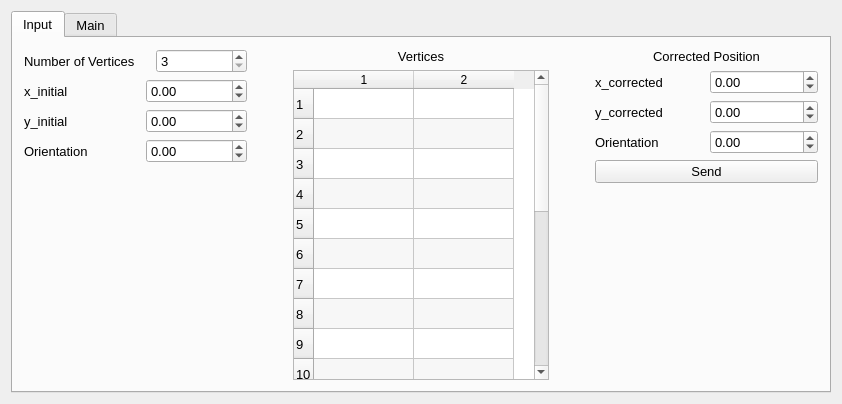
This is QtClients/MovementDebugger/mainwindow.ui in madhavpatel6/EmbeddedSystemDesign_Team02 as Qt 5 draws it before an edit. The edited form follows.
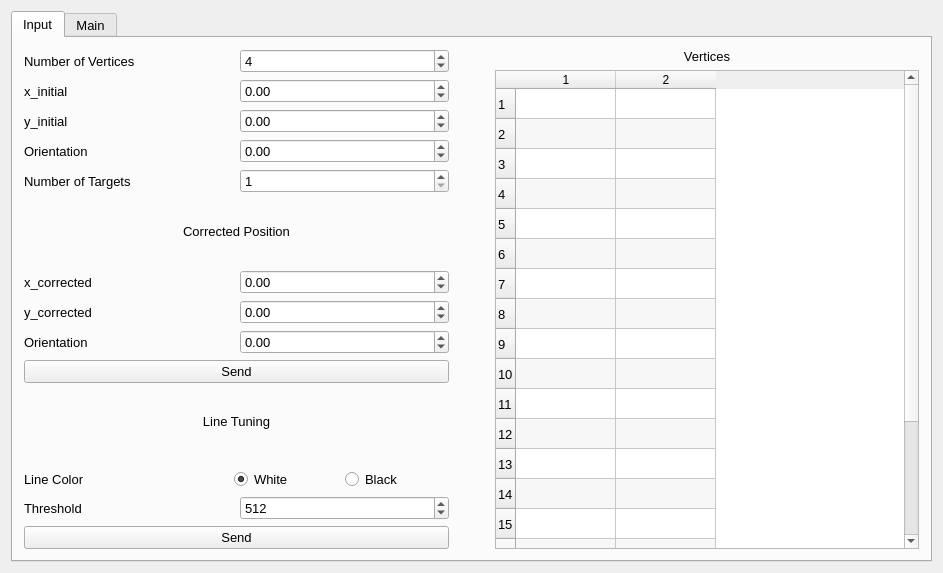
This is the edited form. The open tabs and pages were chosen to show the change.

Commit message: Added functionality to tune line sensor

The edit to the form file:
```diff
--- a/QtClients/MovementDebugger/mainwindow.ui
+++ b/QtClients/MovementDebugger/mainwindow.ui
@@ -6,8 +6,8 @@
    <rect>
     <x>0</x>
     <y>0</y>
-    <width>842</width>
-    <height>404</height>
+    <width>943</width>
+    <height>573</height>
    </rect>
   </property>
   <property name="sizePolicy">
@@ -46,7 +46,7 @@
        </attribute>
        <layout class="QHBoxLayout" name="horizontalLayout_16">
         <item>
-         <layout class="QHBoxLayout" name="horizontalLayout_14" stretch="1,0,0,0,1">
+         <layout class="QHBoxLayout" name="horizontalLayout_14" stretch="1,0,1">
           <property name="leftMargin">
            <number>0</number>
           </property>
@@ -59,14 +59,9 @@
              <number>0</number>
             </property>
             <item>
-             <layout class="QHBoxLayout" name="horizontalLayout_8" stretch="0,0,0">
+             <layout class="QHBoxLayout" name="horizontalLayout_8" stretch="0,0">
               <item>
                <widget class="QLabel" name="lbl_numVertices">
-                <property name="font">
-                 <font>
-                  <pointsize>10</pointsize>
-                 </font>
-                </property>
                 <property name="frameShape">
                  <enum>QFrame::NoFrame</enum>
                 </property>
@@ -78,22 +73,6 @@
                 </property>
                </widget>
               </item>
-              <item>
-               <spacer name="horizontalSpacer_11">
-                <property name="orientation">
-                 <enum>Qt::Horizontal</enum>
-                </property>
-                <property name="sizeType">
-                 <enum>QSizePolicy::Fixed</enum>
-                </property>
-                <property name="sizeHint" stdset="0">
-                 <size>
-                  <width>15</width>
-                  <height>20</height>
-                 </size>
-                </property>
-               </spacer>
-              </item>
               <item>
                <widget class="QSpinBox" name="sb_numVertices">
                 <property name="minimum">
@@ -102,6 +81,9 @@
                 <property name="maximum">
                  <number>20</number>
                 </property>
+                <property name="value">
+                 <number>4</number>
+                </property>
                </widget>
               </item>
              </layout>
@@ -110,11 +92,6 @@
              <layout class="QHBoxLayout" name="horizontalLayout_10">
               <item>
                <widget class="QLabel" name="lbl_x_initial">
-                <property name="font">
-                 <font>
-                  <pointsize>10</pointsize>
-                 </font>
-                </property>
                 <property name="frameShape">
                  <enum>QFrame::NoFrame</enum>
                 </property>
@@ -126,22 +103,6 @@
                 </property>
                </widget>
               </item>
-              <item>
-               <spacer name="horizontalSpacer_13">
-                <property name="orientation">
-                 <enum>Qt::Horizontal</enum>
-                </property>
-                <property name="sizeType">
-                 <enum>QSizePolicy::Fixed</enum>
-                </property>
-                <property name="sizeHint" stdset="0">
-                 <size>
-                  <width>15</width>
-                  <height>20</height>
-                 </size>
-                </property>
-               </spacer>
-              </item>
               <item>
                <widget class="QDoubleSpinBox" name="sb_x_initial">
                 <property name="minimum">
@@ -158,11 +119,6 @@
              <layout class="QHBoxLayout" name="horizontalLayout_11">
               <item>
                <widget class="QLabel" name="lbl_y_initial">
-                <property name="font">
-                 <font>
-                  <pointsize>10</pointsize>
-                 </font>
-                </property>
                 <property name="frameShape">
                  <enum>QFrame::NoFrame</enum>
                 </property>
@@ -174,22 +130,6 @@
                 </property>
                </widget>
               </item>
-              <item>
-               <spacer name="horizontalSpacer_12">
-                <property name="orientation">
-                 <enum>Qt::Horizontal</enum>
-                </property>
-                <property name="sizeType">
-                 <enum>QSizePolicy::Fixed</enum>
-                </property>
-                <property name="sizeHint" stdset="0">
-                 <size>
-                  <width>15</width>
-                  <height>20</height>
-                 </size>
-                </property>
-               </spacer>
-              </item>
               <item>
                <widget class="QDoubleSpinBox" name="sb_y_initial">
                 <property name="minimum">
@@ -206,11 +146,6 @@
              <layout class="QHBoxLayout" name="horizontalLayout_12">
               <item>
                <widget class="QLabel" name="lbl_orientation_initial">
-                <property name="font">
-                 <font>
-                  <pointsize>10</pointsize>
-                 </font>
-                </property>
                 <property name="frameShape">
                  <enum>QFrame::NoFrame</enum>
                 </property>
@@ -222,22 +157,6 @@
                 </property>
                </widget>
               </item>
-              <item>
-               <spacer name="horizontalSpacer_14">
-                <property name="orientation">
-                 <enum>Qt::Horizontal</enum>
-                </property>
-                <property name="sizeType">
-                 <enum>QSizePolicy::Fixed</enum>
-                </property>
-                <property name="sizeHint" stdset="0">
-                 <size>
-                  <width>15</width>
-                  <height>0</height>
-                 </size>
-                </property>
-               </spacer>
-              </item>
               <item>
                <widget class="QDoubleSpinBox" name="sb_orientation_initial">
                 <property name="minimum">
@@ -251,17 +170,189 @@
              </layout>
             </item>
             <item>
-             <spacer name="verticalSpacer_6">
-              <property name="orientation">
-               <enum>Qt::Vertical</enum>
+             <layout class="QHBoxLayout" name="horizontalLayout_17">
+              <property name="topMargin">
+               <number>0</number>
               </property>
-              <property name="sizeHint" stdset="0">
-               <size>
-                <width>20</width>
-                <height>40</height>
-               </size>
+              <item>
+               <widget class="QLabel" name="lbl_numTargets">
+                <property name="text">
+                 <string>Number of Targets</string>
+                </property>
+               </widget>
+              </item>
+              <item>
+               <widget class="QSpinBox" name="sb_numTargets">
+                <property name="minimum">
+                 <number>1</number>
+                </property>
+                <property name="maximum">
+                 <number>20</number>
+                </property>
+               </widget>
+              </item>
+             </layout>
+            </item>
+            <item>
+             <widget class="QLabel" name="lbl_corrected_position">
+              <property name="text">
+               <string>Corrected Position</string>
               </property>
-             </spacer>
+              <property name="alignment">
+               <set>Qt::AlignCenter</set>
+              </property>
+             </widget>
+            </item>
+            <item>
+             <layout class="QHBoxLayout" name="horizontalLayout_9">
+              <item>
+               <widget class="QLabel" name="lbl_x_corrected">
+                <property name="text">
+                 <string>x_corrected</string>
+                </property>
+               </widget>
+              </item>
+              <item>
+               <widget class="QDoubleSpinBox" name="sb_x_corrected">
+                <property name="minimum">
+                 <double>-200.000000000000000</double>
+                </property>
+                <property name="maximum">
+                 <double>200.000000000000000</double>
+                </property>
+               </widget>
+              </item>
+             </layout>
+            </item>
+            <item>
+             <layout class="QHBoxLayout" name="horizontalLayout_13">
+              <item>
+               <widget class="QLabel" name="lbl_y_corrected">
+                <property name="text">
+                 <string>y_corrected</string>
+                </property>
+               </widget>
+              </item>
+              <item>
+               <widget class="QDoubleSpinBox" name="sb_y_corrected">
+                <property name="minimum">
+                 <double>-200.000000000000000</double>
+                </property>
+                <property name="maximum">
+                 <double>200.000000000000000</double>
+                </property>
+               </widget>
+              </item>
+             </layout>
+            </item>
+            <item>
+             <layout class="QHBoxLayout" name="horizontalLayout_15">
+              <item>
+               <widget class="QLabel" name="lbl_orientation_corrected">
+                <property name="text">
+                 <string>Orientation</string>
+                </property>
+               </widget>
+              </item>
+              <item>
+               <widget class="QDoubleSpinBox" name="sb_orientation_corrected">
+                <property name="minimum">
+                 <double>-359.990000000000009</double>
+                </property>
+                <property name="maximum">
+                 <double>359.990000000000009</double>
+                </property>
+               </widget>
+              </item>
+             </layout>
+            </item>
+            <item>
+             <widget class="QPushButton" name="pb_send">
+              <property name="text">
+               <string>Send</string>
+              </property>
+             </widget>
+            </item>
+            <item>
+             <widget class="QLabel" name="lbl_lineTuning">
+              <property name="text">
+               <string>Line Tuning</string>
+              </property>
+              <property name="alignment">
+               <set>Qt::AlignCenter</set>
+              </property>
+             </widget>
+            </item>
+            <item>
+             <layout class="QHBoxLayout" name="horizontalLayout_19">
+              <property name="topMargin">
+               <number>10</number>
+              </property>
+              <item>
+               <widget class="QLabel" name="lbl_lineColor">
+                <property name="sizePolicy">
+                 <sizepolicy hsizetype="Minimum" vsizetype="Preferred">
+                  <horstretch>0</horstretch>
+                  <verstretch>0</verstretch>
+                 </sizepolicy>
+                </property>
+                <property name="minimumSize">
+                 <size>
+                  <width>204</width>
+                  <height>0</height>
+                 </size>
+                </property>
+                <property name="text">
+                 <string>Line Color</string>
+                </property>
+               </widget>
+              </item>
+              <item>
+               <widget class="QRadioButton" name="rb_white">
+                <property name="text">
+                 <string>White</string>
+                </property>
+                <property name="checked">
+                 <bool>true</bool>
+                </property>
+               </widget>
+              </item>
+              <item>
+               <widget class="QRadioButton" name="rb_black">
+                <property name="text">
+                 <string>Black</string>
+                </property>
+               </widget>
+              </item>
+             </layout>
+            </item>
+            <item>
+             <layout class="QHBoxLayout" name="horizontalLayout_18">
+              <item>
+               <widget class="QLabel" name="lbl_threshold">
+                <property name="text">
+                 <string>Threshold</string>
+                </property>
+               </widget>
+              </item>
+              <item>
+               <widget class="QSpinBox" name="sb_threshold">
+                <property name="maximum">
+                 <number>1024</number>
+                </property>
+                <property name="value">
+                 <number>512</number>
+                </property>
+               </widget>
+              </item>
+             </layout>
+            </item>
+            <item>
+             <widget class="QPushButton" name="pb_sendLineTuning">
+              <property name="text">
+               <string>Send</string>
+              </property>
+             </widget>
             </item>
            </layout>
           </item>
@@ -338,119 +429,6 @@
             </item>
            </layout>
           </item>
-          <item>
-           <spacer name="horizontalSpacer_9">
-            <property name="orientation">
-             <enum>Qt::Horizontal</enum>
-            </property>
-            <property name="sizeHint" stdset="0">
-             <size>
-              <width>40</width>
-              <height>20</height>
-             </size>
-            </property>
-           </spacer>
-          </item>
-          <item>
-           <layout class="QVBoxLayout" name="verticalLayout_9">
-            <property name="leftMargin">
-             <number>0</number>
-            </property>
-            <item>
-             <widget class="QLabel" name="lbl_corrected_position">
-              <property name="text">
-               <string>Corrected Position</string>
-              </property>
-              <property name="alignment">
-               <set>Qt::AlignCenter</set>
-              </property>
-             </widget>
-            </item>
-            <item>
-             <layout class="QHBoxLayout" name="horizontalLayout_9">
-              <item>
-               <widget class="QLabel" name="lbl_x_corrected">
-                <property name="text">
-                 <string>x_corrected</string>
-                </property>
-               </widget>
-              </item>
-              <item>
-               <widget class="QDoubleSpinBox" name="sb_x_corrected">
-                <property name="minimum">
-                 <double>-200.000000000000000</double>
-                </property>
-                <property name="maximum">
-                 <double>200.000000000000000</double>
-                </property>
-               </widget>
-              </item>
-             </layout>
-            </item>
-            <item>
-             <layout class="QHBoxLayout" name="horizontalLayout_13">
-              <item>
-               <widget class="QLabel" name="lbl_y_corrected">
-                <property name="text">
-                 <string>y_corrected</string>
-                </property>
-               </widget>
-              </item>
-              <item>
-               <widget class="QDoubleSpinBox" name="sb_y_corrected">
-                <property name="minimum">
-                 <double>-200.000000000000000</double>
-                </property>
-                <property name="maximum">
-                 <double>200.000000000000000</double>
-                </property>
-               </widget>
-              </item>
-             </layout>
-            </item>
-            <item>
-             <layout class="QHBoxLayout" name="horizontalLayout_15">
-              <item>
-               <widget class="QLabel" name="lbl_orientation_corrected">
-                <property name="text">
-                 <string>Orientation</string>
-                </property>
-               </widget>
-              </item>
-              <item>
-               <widget class="QDoubleSpinBox" name="sb_orientation_corrected">
-                <property name="minimum">
-                 <double>-359.990000000000009</double>
-                </property>
-                <property name="maximum">
-                 <double>359.990000000000009</double>
-                </property>
-               </widget>
-              </item>
-             </layout>
-            </item>
-            <item>
-             <widget class="QPushButton" name="pb_send">
-              <property name="text">
-               <string>Send</string>
-              </property>
-             </widget>
-            </item>
-            <item>
-             <spacer name="verticalSpacer_5">
-              <property name="orientation">
-               <enum>Qt::Vertical</enum>
-              </property>
-              <property name="sizeHint" stdset="0">
-               <size>
-                <width>20</width>
-                <height>40</height>
-               </size>
-              </property>
-             </spacer>
-            </item>
-           </layout>
-          </item>
          </layout>
         </item>
        </layout>
```
Left out of the diff: 8 changed lines with no effect on the pictures. The commit also changes 5 other files.
